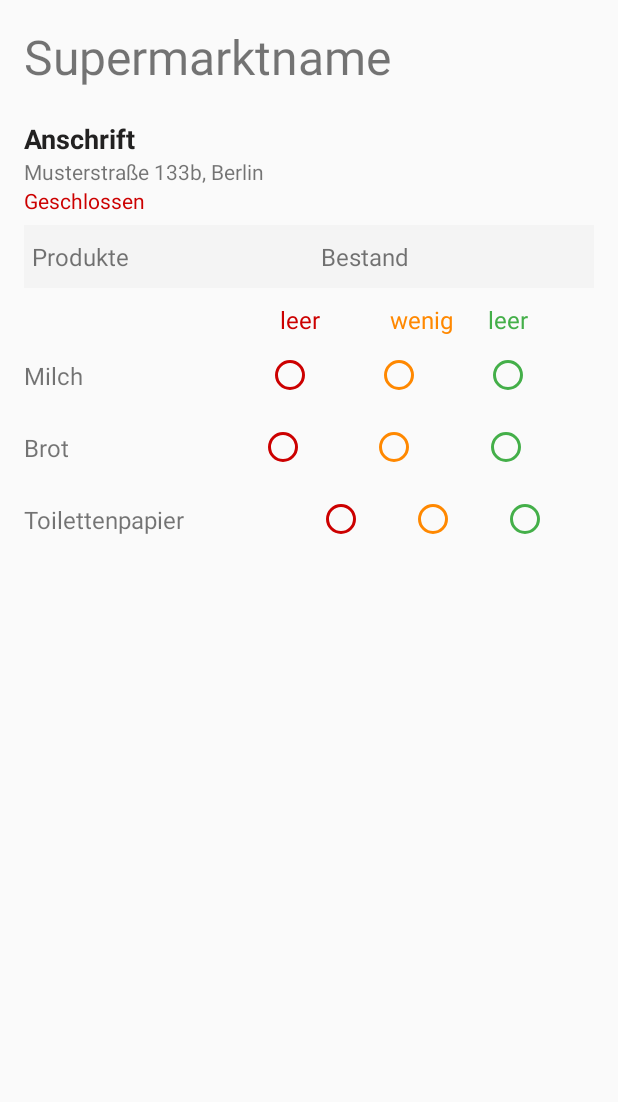
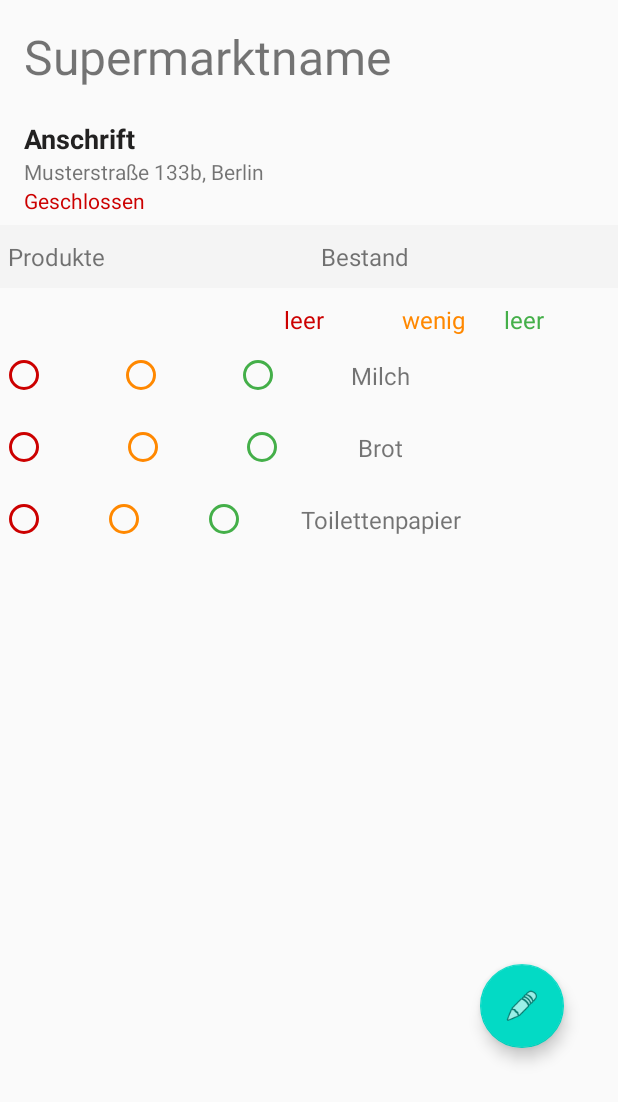
Before and after one commit to WVV-Crowd-Sourced-Stock-Tracking/Android-App, an Android app: the DetailActivity screen opened directly, with no data from a screen before it, on a phone screen of 412 x 824 dp. Shown: the top 1102 px of the screen. Run offline under Robolectric (Android 15) with nearby library versions, the phone set to English and light mode, and no system bars.

Commit message:
adding floating edit button

```diff
--- a/app/src/main/res/layout/activity_detail.xml
+++ b/app/src/main/res/layout/activity_detail.xml
@@ -53,11 +53,10 @@
     </LinearLayout>
 
     <LinearLayout
+        android:id="@+id/linearLayout2"
         android:layout_width="match_parent"
         android:layout_height="match_parent"
         android:layout_marginTop="150dp"
-        android:layout_marginStart="16dp"
-        android:layout_marginEnd="16dp"
         android:orientation="vertical"
         app:layout_constraintTop_toTopOf="parent"
         tools:layout_editor_absoluteX="16dp">
@@ -147,6 +146,40 @@
             android:layout_height="wrap_content"
             android:orientation="horizontal">
 
+            <RadioGroup
+                android:layout_width="wrap_content"
+                android:layout_height="wrap_content"
+                android:layout_weight="1"
+                android:orientation="horizontal"
+
+                android:weightSum="3">
+
+
+                <RadioButton
+                    android:id="@+id/radio_button_milk_empty"
+                    android:layout_width="wrap_content"
+                    android:layout_height="wrap_content"
+                    android:layout_weight="1"
+                    android:buttonTint="@color/holoRedDark"
+                    android:clickable="false" />
+
+                <RadioButton
+                    android:id="@+id/radio_button_milk_less"
+                    android:layout_width="wrap_content"
+                    android:layout_height="wrap_content"
+                    android:layout_weight="1"
+                    android:buttonTint="@color/holoOrangeDark"
+                    android:clickable="false" />
+
+                <RadioButton
+                    android:id="@+id/radio_button_milk_enough"
+                    android:layout_width="wrap_content"
+                    android:layout_height="wrap_content"
+                    android:layout_weight="1"
+                    android:buttonTint="@color/holoGreenLight"
+                    android:clickable="false" />
+            </RadioGroup>
+
             <TextView
                 android:id="@+id/text_view_milk"
                 android:layout_width="wrap_content"
@@ -157,37 +190,6 @@
                 android:text="@string/milk"
                 android:textSize="16sp" />
 
-            <RadioGroup
-                android:layout_width="wrap_content"
-                android:layout_height="wrap_content"
-                android:layout_weight="1"
-                android:weightSum="3"
-
-                android:orientation="horizontal">
-
-
-                <RadioButton
-                    android:id="@+id/radio_button_milk_empty"
-                    android:layout_width="wrap_content"
-                    android:layout_height="wrap_content"
-                    android:layout_weight="1"
-                    android:buttonTint="@color/holoRedDark" />
-
-                <RadioButton
-                    android:id="@+id/radio_button_milk_less"
-                    android:layout_width="wrap_content"
-                    android:layout_height="wrap_content"
-                    android:layout_weight="1"
-                    android:buttonTint="@color/holoOrangeDark" />
-
-                <RadioButton
-                    android:id="@+id/radio_button_milk_enough"
-                    android:layout_width="wrap_content"
-                    android:layout_height="wrap_content"
-                    android:layout_weight="1"
-                    android:buttonTint="@color/holoGreenLight" />
-            </RadioGroup>
-
         </LinearLayout>
 
         <LinearLayout
@@ -195,6 +197,38 @@
             android:layout_height="wrap_content"
             android:layout_marginTop="15dp"
             android:orientation="horizontal">
+
+            <RadioGroup
+                android:layout_width="wrap_content"
+                android:layout_height="wrap_content"
+                android:layout_weight="1"
+                android:orientation="horizontal"
+                android:weightSum="3">
+
+                <RadioButton
+                    android:id="@+id/radio_button_bread_empty"
+                    android:layout_width="wrap_content"
+                    android:layout_height="wrap_content"
+                    android:layout_weight="1"
+                    android:buttonTint="@color/holoRedDark"
+                    android:clickable="false" />
+
+                <RadioButton
+                    android:id="@+id/radio_button_bread_less"
+                    android:layout_width="wrap_content"
+                    android:layout_height="wrap_content"
+                    android:layout_weight="1"
+                    android:buttonTint="@color/holoOrangeDark"
+                    android:clickable="false" />
+
+                <RadioButton
+                    android:id="@+id/radio_button_bred_enough"
+                    android:layout_width="wrap_content"
+                    android:layout_height="wrap_content"
+                    android:layout_weight="1"
+                    android:buttonTint="@color/holoGreenLight"
+                    android:clickable="false" />
+            </RadioGroup>
 
             <TextView
                 android:id="@+id/text_view_bread"
@@ -206,42 +240,46 @@
                 android:text="@string/bread"
                 android:textSize="16sp" />
 
+        </LinearLayout>
+
+        <LinearLayout
+            android:id="@+id/linearLayout3"
+            android:layout_width="match_parent"
+            android:layout_height="wrap_content"
+            android:layout_marginTop="15dp"
+            android:orientation="horizontal">
+
             <RadioGroup
                 android:layout_width="wrap_content"
                 android:layout_height="wrap_content"
                 android:layout_weight="1"
-                android:weightSum="3"
-                android:orientation="horizontal">
+                android:orientation="horizontal"
+                android:weightSum="3">
 
                 <RadioButton
-                    android:id="@+id/radio_button_bread_empty"
+                    android:id="@+id/radio_button_toilet_paper_empty"
                     android:layout_width="wrap_content"
                     android:layout_height="wrap_content"
                     android:layout_weight="1"
-                    android:buttonTint="@color/holoRedDark" />
+                    android:buttonTint="@color/holoRedDark"
+                    android:clickable="false" />
 
                 <RadioButton
-                    android:id="@+id/radio_button_bread_less"
+                    android:id="@+id/radio_button_toilet_paper_less"
                     android:layout_width="wrap_content"
                     android:layout_height="wrap_content"
                     android:layout_weight="1"
-                    android:buttonTint="@color/holoOrangeDark" />
+                    android:buttonTint="@color/holoOrangeDark"
+                    android:clickable="false" />
 
                 <RadioButton
-                    android:id="@+id/radio_button_bred_enough"
+                    android:id="@+id/radio_button_toilet_paper_enough"
                     android:layout_width="wrap_content"
                     android:layout_height="wrap_content"
                     android:layout_weight="1"
-                    android:buttonTint="@color/holoGreenLight" />
+                    android:buttonTint="@color/holoGreenLight"
+                    android:clickable="false" />
             </RadioGroup>
-
-        </LinearLayout>
-
-        <LinearLayout
-            android:layout_width="match_parent"
-            android:layout_height="wrap_content"
-            android:layout_marginTop="15dp"
-            android:orientation="horizontal">
 
             <TextView
                 android:id="@+id/text_view_toilet_paper"
@@ -253,36 +291,21 @@
                 android:text="@string/toilet_paper"
                 android:textSize="16sp" />
 
-            <RadioGroup
-                android:layout_width="wrap_content"
-                android:layout_height="wrap_content"
-                android:layout_weight="1"
-                android:weightSum="3"
-                android:orientation="horizontal">
+        </LinearLayout>
 
-                <RadioButton
-                    android:id="@+id/radio_button_toilet_paper_empty"
-                    android:layout_width="wrap_content"
-                    android:layout_height="wrap_content"
-                    android:layout_weight="1"
-                    android:buttonTint="@color/holoRedDark" />
-
-                <RadioButton
-                    android:id="@+id/radio_button_toilet_paper_less"
-                    android:layout_width="wrap_content"
-                    android:layout_height="wrap_content"
-                    android:layout_weight="1"
-                    android:buttonTint="@color/holoOrangeDark" />
-
-                <RadioButton
-                    android:id="@+id/radio_button_toilet_paper_enough"
-                    android:layout_width="wrap_content"
-                    android:layout_height="wrap_content"
-                    android:layout_weight="1"
-                    android:buttonTint="@color/holoGreenLight" />
-            </RadioGroup>
-
-        </LinearLayout>
+        <com.google.android.material.floatingactionbutton.FloatingActionButton
+            android:id="@+id/floatingActionButton"
+            android:layout_width="wrap_content"
+            android:layout_height="wrap_content"
+            android:layout_marginStart="320dp"
+            android:layout_marginLeft="320dp"
+            android:layout_marginTop="280dp"
+            android:layout_marginBottom="0dp"
+            android:clickable="true"
+            app:layout_constraintBottom_toBottomOf="parent"
+            app:layout_constraintStart_toStartOf="parent"
+            app:layout_constraintTop_toBottomOf="@+id/linearLayout3"
+            app:srcCompat="@android:drawable/ic_menu_edit" />
 
     </LinearLayout>
 
```
